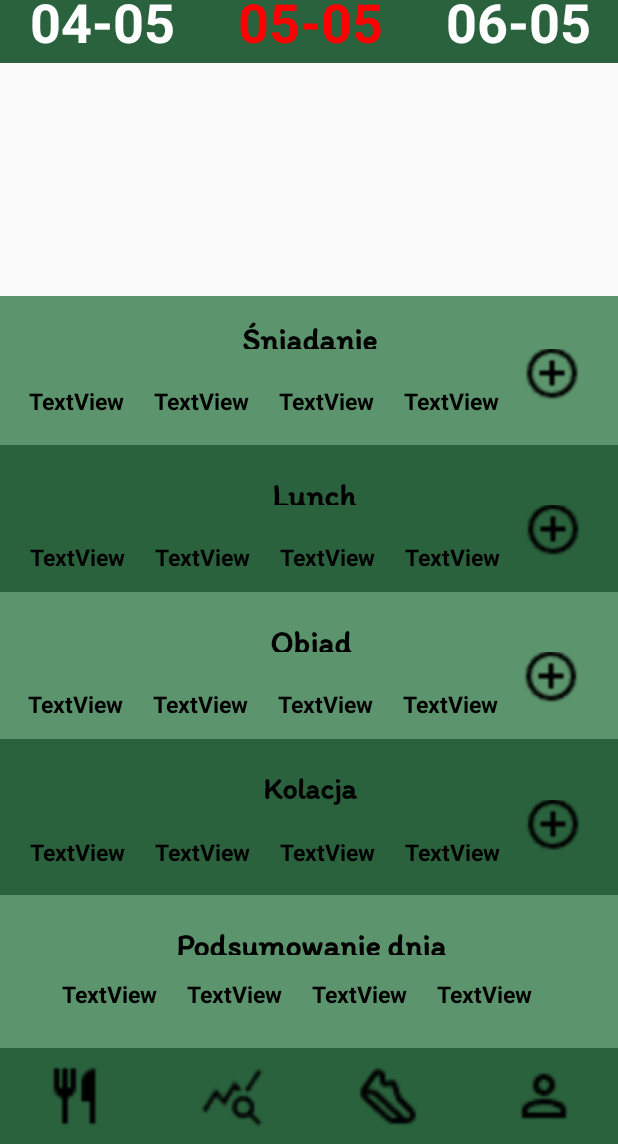
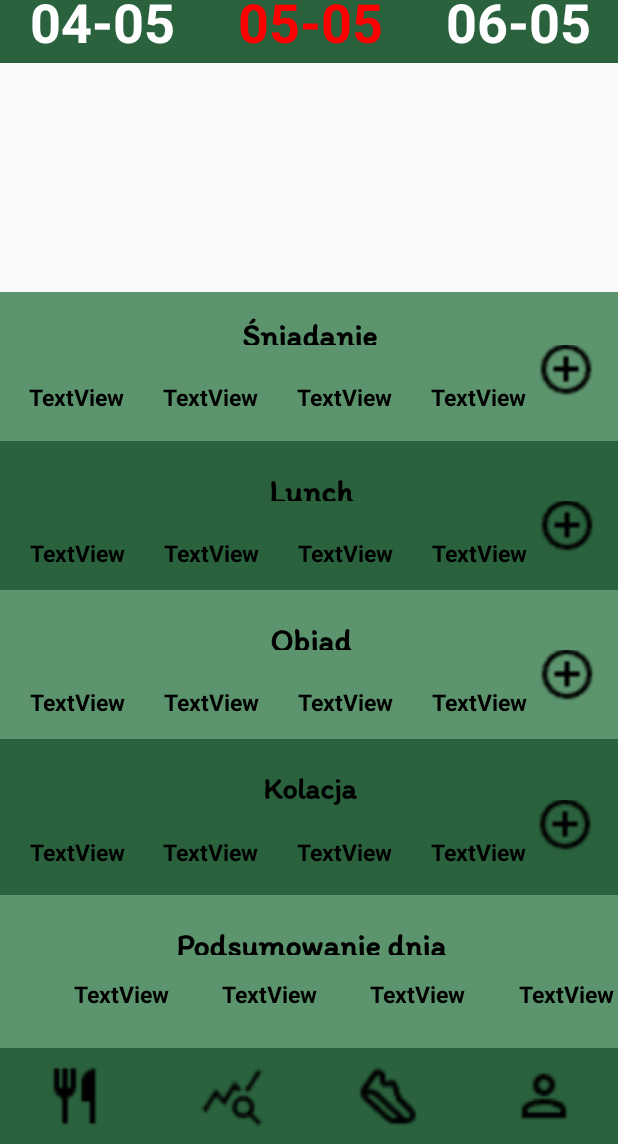
Before and after one commit to Lebron02/FITCALC, an Android app: the DietActivity screen opened directly, with no data from a screen before it, on a phone screen of 412 x 824 dp, the part 92-1236 px from its top. Run offline under Robolectric (Android 15) with nearby library versions, the phone set to English and light mode, and no system bars; 4 statements that could not run were skipped.

Commit message:
Poprawa widoków

```diff
--- a/app/src/main/res/layout/activity_diet.xml
+++ b/app/src/main/res/layout/activity_diet.xml
@@ -106,7 +106,8 @@
 
             <TextView
                 android:id="@+id/textview_sniadanie_kcal"
-                android:layout_width="wrap_content"
+                android:layout_width="1dp"
+                android:layout_weight="1"
                 android:layout_height="wrap_content"
                 android:layout_marginStart="20dp"
                 android:layout_marginTop="15dp"
@@ -117,7 +118,8 @@
 
             <TextView
                 android:id="@+id/textview_sniadanie_b"
-                android:layout_width="wrap_content"
+                android:layout_width="1dp"
+                android:layout_weight="1"
                 android:layout_height="wrap_content"
                 android:layout_marginStart="20dp"
                 android:layout_marginTop="15dp"
@@ -128,7 +130,8 @@
 
             <TextView
                 android:id="@+id/textview_sniadanie_t"
-                android:layout_width="wrap_content"
+                android:layout_width="1dp"
+                android:layout_weight="1"
                 android:layout_height="wrap_content"
                 android:layout_marginStart="20dp"
                 android:layout_marginTop="15dp"
@@ -139,7 +142,8 @@
 
             <TextView
                 android:id="@+id/textview_sniadanie_w"
-                android:layout_width="wrap_content"
+                android:layout_width="1dp"
+                android:layout_weight="1"
                 android:layout_height="wrap_content"
                 android:layout_marginStart="20dp"
                 android:layout_marginTop="15dp"
@@ -153,15 +157,16 @@
                 android:layout_width="40dp"
                 android:layout_height="40dp"
                 android:layout_marginTop="-4dp"
-                android:layout_marginLeft="15dp"
+
+                android:layout_marginRight="15dp"
                 android:background="@drawable/add" />
         </LinearLayout>
     </LinearLayout>
 
     <LinearLayout
         android:id="@+id/linearLayout_L"
-        android:layout_width="417dp"
-        android:layout_height="98dp"
+        android:layout_width="413dp"
+        android:layout_height="99dp"
         android:background="@color/background"
         android:orientation="vertical"
         app:layout_constraintBottom_toTopOf="@+id/linearLayout_O"
@@ -189,10 +194,11 @@
 
             <TextView
                 android:id="@+id/textview_lunch_kcal"
-                android:layout_width="wrap_content"
+                android:layout_width="1dp"
                 android:layout_height="wrap_content"
                 android:layout_marginStart="20dp"
                 android:layout_marginTop="15dp"
+                android:layout_weight="1"
                 android:text="TextView"
                 android:textColor="@color/black"
                 android:textSize="15dp"
@@ -200,10 +206,11 @@
 
             <TextView
                 android:id="@+id/textview_lunch_b"
-                android:layout_width="wrap_content"
+                android:layout_width="1dp"
                 android:layout_height="wrap_content"
                 android:layout_marginStart="20dp"
                 android:layout_marginTop="15dp"
+                android:layout_weight="1"
                 android:text="TextView"
                 android:textColor="@color/black"
                 android:textSize="15dp"
@@ -211,10 +218,11 @@
 
             <TextView
                 android:id="@+id/textview_lunch_t"
-                android:layout_width="wrap_content"
+                android:layout_width="1dp"
                 android:layout_height="wrap_content"
                 android:layout_marginStart="20dp"
                 android:layout_marginTop="15dp"
+                android:layout_weight="1"
                 android:text="TextView"
                 android:textColor="@color/black"
                 android:textSize="15dp"
@@ -222,10 +230,11 @@
 
             <TextView
                 android:id="@+id/textview_lunch_w"
-                android:layout_width="wrap_content"
+                android:layout_width="1dp"
                 android:layout_height="wrap_content"
                 android:layout_marginStart="20dp"
                 android:layout_marginTop="15dp"
+                android:layout_weight="1"
                 android:text="TextView"
                 android:textColor="@color/black"
                 android:textSize="15dp"
@@ -235,7 +244,8 @@
                 android:id="@+id/textview_lunch_button"
                 android:layout_width="40dp"
                 android:layout_height="40dp"
-                android:layout_marginLeft="15dp"
+
+                android:layout_marginRight="15dp"
                 android:layout_marginTop="-4dp"
                 android:background="@drawable/add" />
         </LinearLayout>
@@ -243,8 +253,8 @@
 
     <LinearLayout
         android:id="@+id/linearLayout_O"
-        android:layout_width="416dp"
-        android:layout_height="98dp"
+        android:layout_width="413dp"
+        android:layout_height="99dp"
         android:background="@color/lightbackground"
         android:orientation="vertical"
         app:layout_constraintBottom_toTopOf="@+id/linearLayout_K"
@@ -271,7 +281,8 @@
 
             <TextView
                 android:id="@+id/textview_obiad_kcal"
-                android:layout_width="wrap_content"
+                android:layout_width="1dp"
+                android:layout_weight="1"
                 android:layout_height="wrap_content"
                 android:layout_marginStart="20dp"
                 android:layout_marginTop="15dp"
@@ -282,7 +293,8 @@
 
             <TextView
                 android:id="@+id/textview_obiad_b"
-                android:layout_width="wrap_content"
+                android:layout_width="1dp"
+                android:layout_weight="1"
                 android:layout_height="wrap_content"
                 android:layout_marginStart="20dp"
                 android:layout_marginTop="15dp"
@@ -293,7 +305,8 @@
 
             <TextView
                 android:id="@+id/textview_obiad_t"
-                android:layout_width="wrap_content"
+                android:layout_width="1dp"
+                android:layout_weight="1"
                 android:layout_height="wrap_content"
                 android:layout_marginStart="20dp"
                 android:layout_marginTop="15dp"
@@ -304,7 +317,8 @@
 
             <TextView
                 android:id="@+id/textview_obiad_w"
-                android:layout_width="wrap_content"
+                android:layout_width="1dp"
+                android:layout_weight="1"
                 android:layout_height="wrap_content"
                 android:layout_marginStart="20dp"
                 android:layout_marginTop="15dp"
@@ -318,7 +332,7 @@
                 android:layout_width="40dp"
                 android:layout_height="40dp"
                 android:layout_marginTop="-4dp"
-                android:layout_marginLeft="15dp"
+                android:layout_marginRight="15dp"
                 android:background="@drawable/add" />
         </LinearLayout>
     </LinearLayout>
@@ -354,7 +368,8 @@
 
             <TextView
                 android:id="@+id/textview_kolacja_kcal"
-                android:layout_width="wrap_content"
+                android:layout_width="1dp"
+                android:layout_weight="1"
                 android:layout_height="wrap_content"
                 android:layout_marginStart="20dp"
                 android:layout_marginTop="15dp"
@@ -365,7 +380,8 @@
 
             <TextView
                 android:id="@+id/textview_kolacja_b"
-                android:layout_width="wrap_content"
+                android:layout_width="1dp"
+                android:layout_weight="1"
                 android:layout_height="wrap_content"
                 android:layout_marginStart="20dp"
                 android:layout_marginTop="15dp"
@@ -376,7 +392,8 @@
 
             <TextView
                 android:id="@+id/textview_kolacja_t"
-                android:layout_width="wrap_content"
+                android:layout_width="1dp"
+                android:layout_weight="1"
                 android:layout_height="wrap_content"
                 android:layout_marginStart="20dp"
                 android:layout_marginTop="15dp"
@@ -387,7 +404,8 @@
 
             <TextView
                 android:id="@+id/textview_kolacja_w"
-                android:layout_width="wrap_content"
+                android:layout_width="1dp"
+                android:layout_weight="1"
                 android:layout_height="wrap_content"
                 android:layout_marginStart="20dp"
                 android:layout_marginTop="15dp"
@@ -398,10 +416,11 @@
 
             <Button
                 android:id="@+id/textview_kolacja_button"
+                android:layout_width="40dp"
                 android:layout_height="40dp"
-                android:layout_width="40dp"
                 android:layout_marginTop="-4dp"
-                android:layout_marginLeft="15dp"
+
+                android:layout_marginRight="15dp"
                 android:background="@drawable/add" />
         </LinearLayout>
     </LinearLayout>
@@ -436,7 +455,8 @@
 
             <TextView
                 android:id="@+id/textview_podsumowanie_kcal"
-                android:layout_width="wrap_content"
+                android:layout_width="1dp"
+                android:layout_weight="1"
                 android:layout_height="wrap_content"
                 android:layout_marginStart="45dp"
                 android:layout_marginTop="15dp"
@@ -448,7 +468,8 @@
 
             <TextView
                 android:id="@+id/textview_podsumowanie_b"
-                android:layout_width="wrap_content"
+                android:layout_width="1dp"
+                android:layout_weight="1"
                 android:layout_height="wrap_content"
                 android:layout_marginStart="20dp"
                 android:layout_marginTop="15dp"
@@ -460,7 +481,8 @@
 
             <TextView
                 android:id="@+id/textview_podsumowanie_t"
-                android:layout_width="wrap_content"
+                android:layout_width="1dp"
+                android:layout_weight="1"
                 android:layout_height="wrap_content"
                 android:layout_marginStart="20dp"
                 android:layout_marginTop="15dp"
@@ -472,7 +494,8 @@
 
             <TextView
                 android:id="@+id/textview_podsumowanie_w"
-                android:layout_width="wrap_content"
+                android:layout_width="1dp"
+                android:layout_weight="1"
                 android:layout_height="wrap_content"
                 android:layout_marginStart="20dp"
                 android:layout_marginTop="15dp"
--- a/app/src/main/res/layout/activity_summary.xml
+++ b/app/src/main/res/layout/activity_summary.xml
@@ -158,7 +158,7 @@
         android:id="@+id/textView5"
         android:layout_width="wrap_content"
         android:layout_height="wrap_content"
-        android:layout_marginStart="40dp"
+        android:layout_marginStart="90dp"
         android:layout_marginTop="15dp"
         android:fontFamily="@font/itimregular"
         android:shadowColor="@color/black"
@@ -400,7 +400,6 @@
         android:id="@+id/textView_sum_kcal_all"
         android:layout_width="wrap_content"
         android:layout_height="wrap_content"
-        android:layout_marginStart="120dp"
         android:layout_marginTop="30dp"
         android:fontFamily="@font/itimregular"
         android:shadowColor="@color/black"
@@ -411,7 +410,7 @@
         android:textAllCaps="true"
         android:textColor="@color/white"
         android:textSize="20sp"
-        app:layout_constraintStart_toEndOf="@+id/textView8"
+        app:layout_constraintStart_toStartOf="@+id/textView_sum_w"
         app:layout_constraintTop_toBottomOf="@+id/textView18" />
 
     <TextView
```
Also changed, not shown: app/src/main/res/layout/activity_details.xml (+30 -40 lines).
